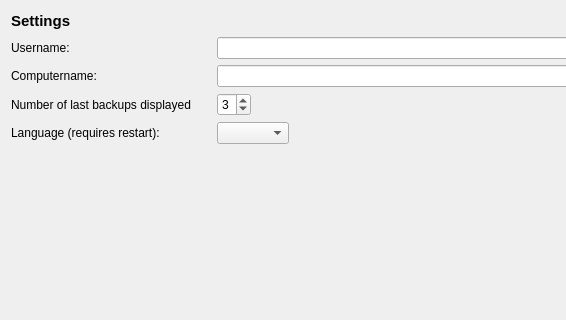
Old version of the form src/gui/settings_form.ui in the repository stepping-stone/sepiola; both pictures show x 0 to 566 and y 0 to 320 of the 723 by 571 pixel window.
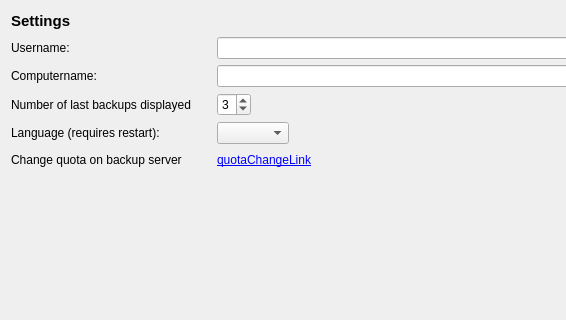
New version of the form.

Commit message: added links to quota-modification-site to settings and overview-page

```diff
--- a/src/gui/settings_form.ui
+++ b/src/gui/settings_form.ui
@@ -204,7 +204,62 @@
        <property name="orientation" >
         <enum>Qt::Horizontal</enum>
        </property>
-       <property name="sizeHint" stdset="0" >
+       <property name="sizeHint" stdset="0">
+        <size>
+         <width>431</width>
+         <height>20</height>
+        </size>
+       </property>
+      </spacer>
+     </item>
+    </layout>
+   </item>
+   <item>
+    <layout class="QHBoxLayout">
+     <item>
+      <widget class="QLabel" name="labelInfoChangeQuota_label">
+       <property name="sizePolicy">
+        <sizepolicy hsizetype="Fixed" vsizetype="Fixed">
+         <horstretch>0</horstretch>
+         <verstretch>0</verstretch>
+        </sizepolicy>
+       </property>
+       <property name="minimumSize">
+        <size>
+         <width>200</width>
+         <height>0</height>
+        </size>
+       </property>
+       <property name="text">
+        <string>Change quota on backup server</string>
+       </property>
+      </widget>
+     </item>
+     <item>
+      <widget class="QLabel" name="labelInfoChangeQuota">
+       <property name="sizePolicy">
+        <sizepolicy hsizetype="Fixed" vsizetype="Fixed">
+         <horstretch>0</horstretch>
+         <verstretch>0</verstretch>
+        </sizepolicy>
+       </property>
+       <property name="minimumSize">
+        <size>
+         <width>200</width>
+         <height>0</height>
+        </size>
+       </property>
+       <property name="text">
+        <string>&lt;a href=&quot;http://www.quotaChangeTemp.org&quot;&gt;quotaChangeLink&lt;/a&gt;</string>
+       </property>
+      </widget>
+     </item>
+     <item>
+      <spacer>
+       <property name="orientation">
+        <enum>Qt::Horizontal</enum>
+       </property>
+       <property name="sizeHint" stdset="0">
         <size>
          <width>431</width>
          <height>20</height>
@@ -216,10 +271,10 @@
    </item>
    <item>
     <spacer>
-     <property name="orientation" >
+     <property name="orientation">
       <enum>Qt::Vertical</enum>
      </property>
-     <property name="sizeHint" stdset="0" >
+     <property name="sizeHint" stdset="0">
       <size>
        <width>701</width>
        <height>231</height>
@@ -235,13 +290,13 @@
     </widget>
    </item>
    <item>
-    <layout class="QHBoxLayout" >
+    <layout class="QHBoxLayout">
      <item>
       <spacer>
-       <property name="orientation" >
+       <property name="orientation">
         <enum>Qt::Horizontal</enum>
        </property>
-       <property name="sizeHint" stdset="0" >
+       <property name="sizeHint" stdset="0">
         <size>
          <width>511</width>
          <height>32</height>
```
Left out of the diff: 119 changed lines with no effect on the pictures. The commit also changes 3 other files.
